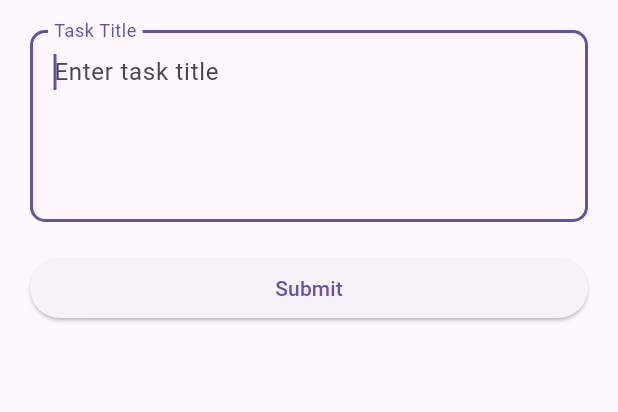
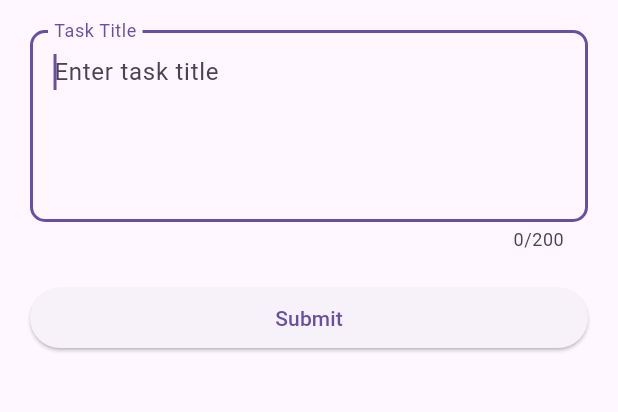
Before and after one commit to abhilasha2793/flutterApp, a Flutter app: the screen it shows after launch, after a tap on the "add" icon, on a phone screen of 412 x 824 dp, the part 84-496 px from its top. Run offline on Flutter 3.47's test engine with Material 3 defaults, Android fonts, the light colour scheme and no system bars; our stand-ins replace shimmer; network calls fail.

Commit message:
committed after removing constraint for displaying only 5 list item and add maximum length of task name

```diff
--- a/lib/http/api_service.dart
+++ b/lib/http/api_service.dart
@@ -16,7 +16,7 @@ class ApiService {
       var response = await http.get(url);
       if (response.statusCode == 200) {
         List<dynamic> mapResponse = json.decode(response.body);
-        return mapResponse.map((json) => Todo.fromJson(json)).toList().sublist(0,5);
+        return mapResponse.map((json) => Todo.fromJson(json)).toList();
       } else {
         throw Exception('Failed to load todos');
       }
--- a/lib/screen/add_update_todo.dart
+++ b/lib/screen/add_update_todo.dart
@@ -49,6 +49,7 @@ class _AddUpdateTodoState extends State<AddUpdateTodoScreen> {
               TextFormField(
                   controller: _titleController,
                   maxLines: 4,
+                  maxLength: 200,
                   autofocus: true,
                   validator: (value) {
                     if (value == null || value.isEmpty) {
```
